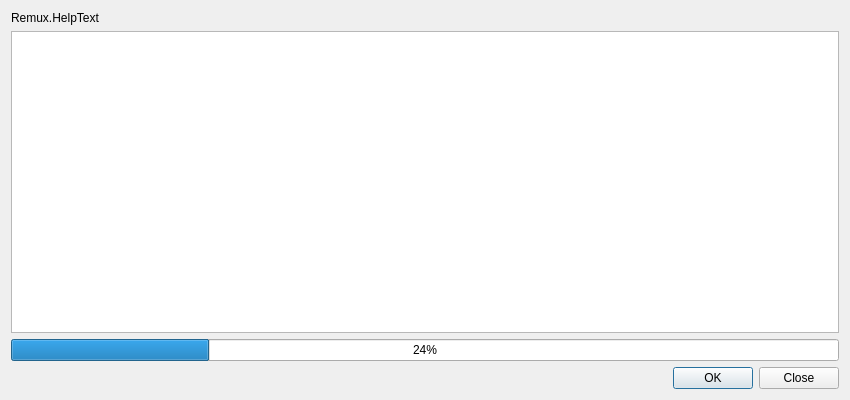
First picture: the form in UI/forms/OBSRemux.ui, repository nleseul/obs-studio, before the edit.
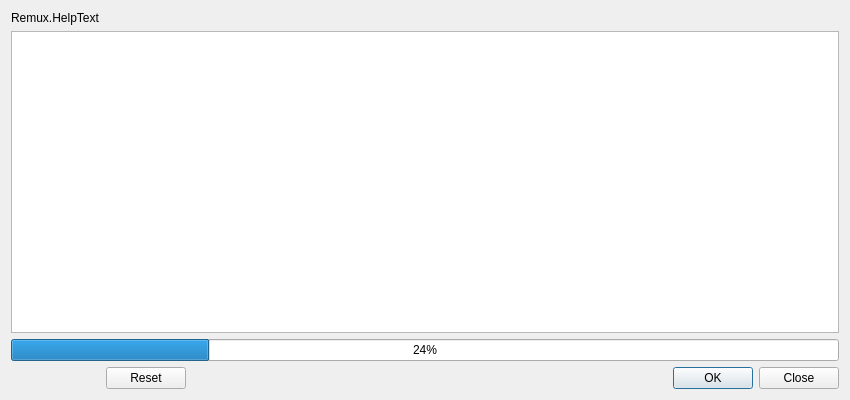
Second picture: the form after the edit.

Commit message: UI: Add a button to the remux dialog to clear finished entries.

```diff
--- a/UI/forms/OBSRemux.ui
+++ b/UI/forms/OBSRemux.ui
@@ -45,7 +45,7 @@
      <item>
       <widget class="QDialogButtonBox" name="buttonBox">
        <property name="standardButtons">
-        <set>QDialogButtonBox::Close|QDialogButtonBox::Ok</set>
+        <set>QDialogButtonBox::Close|QDialogButtonBox::Ok|QDialogButtonBox::Reset</set>
        </property>
       </widget>
      </item>
```
The commit also changes 3 other files.
